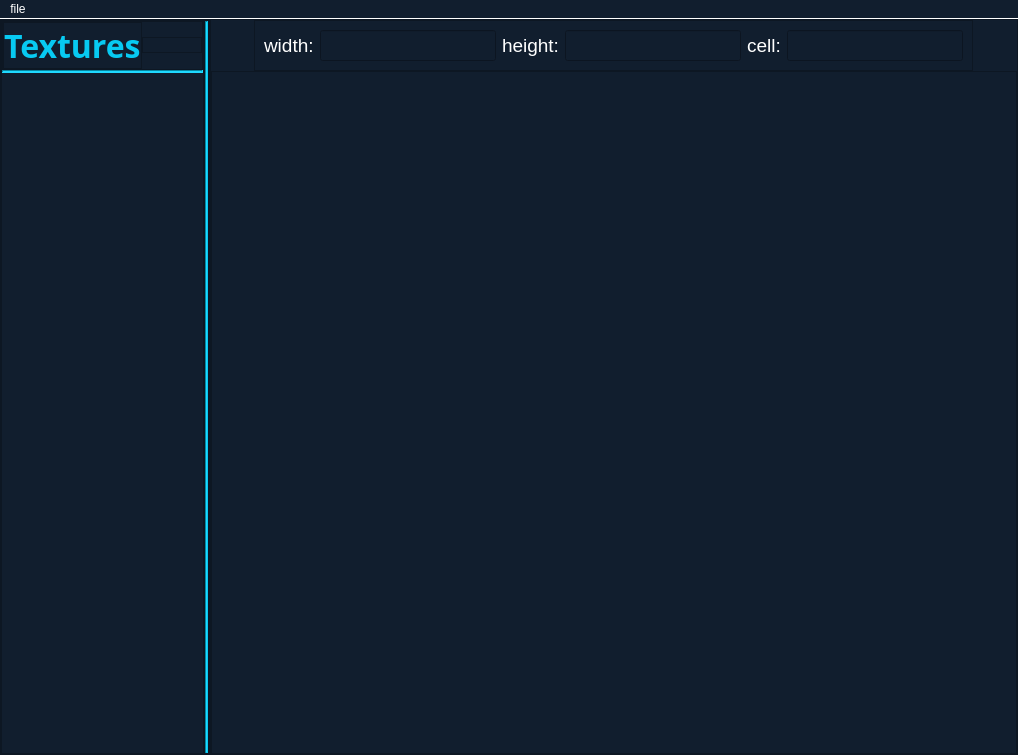
This is level_disigner/res/src/templates/designer.ui in hyper-hronoz/dark_knife as Qt 5 draws it before an edit. The edited form follows.
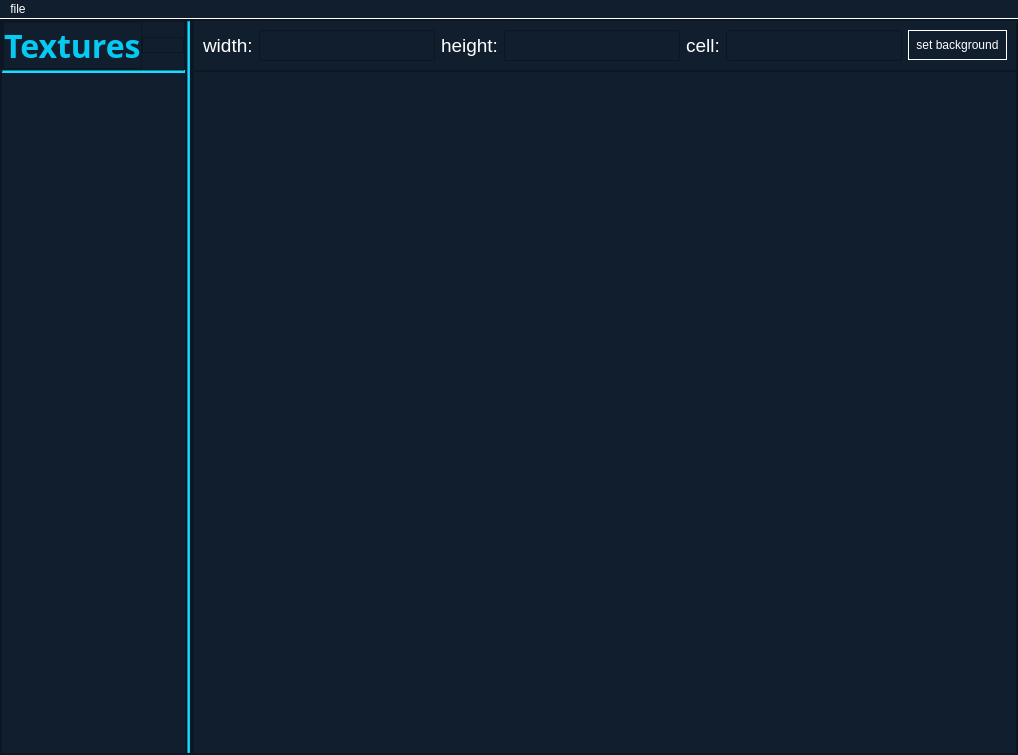
This is the edited form. Icons and pictures are not drawn.

```diff
--- a/level_disigner/res/src/templates/designer.ui
+++ b/level_disigner/res/src/templates/designer.ui
@@ -255,7 +255,7 @@
               <rect>
                <x>0</x>
                <y>0</y>
-               <width>201</width>
+               <width>170</width>
                <height>684</height>
               </rect>
              </property>
@@ -457,6 +457,19 @@
             </property>
            </widget>
           </item>
+          <item>
+           <widget class="QPushButton" name="set_background">
+            <property name="styleSheet">
+             <string notr="true">color: #fff;
+border: 1px solid #fff;
+padding: 6.5px;
+</string>
+            </property>
+            <property name="text">
+             <string>set background</string>
+            </property>
+           </widget>
+          </item>
          </layout>
         </widget>
        </item>
```
